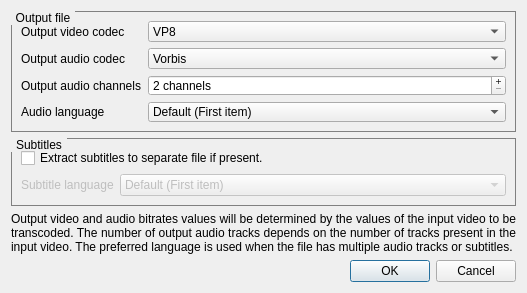
Qt form ConfigurationDialog.ui (FelixdelasPozas/VideoTranscoderForChromecast) before a commit.
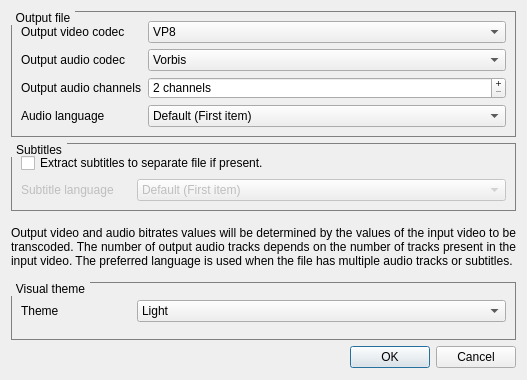
The same form after that commit. Icons and pictures are not drawn.

Commit message: Remove Boost libraries dependency and use std::filesystem instead. QDarkstyle themes.

Diff of the .ui file:
```diff
--- a/ConfigurationDialog.ui
+++ b/ConfigurationDialog.ui
@@ -7,19 +7,19 @@
     <x>0</x>
     <y>0</y>
     <width>527</width>
-    <height>293</height>
+    <height>380</height>
    </rect>
   </property>
   <property name="minimumSize">
    <size>
     <width>527</width>
-    <height>293</height>
+    <height>380</height>
    </size>
   </property>
   <property name="maximumSize">
    <size>
     <width>527</width>
-    <height>293</height>
+    <height>380</height>
    </size>
   </property>
   <property name="windowTitle">
@@ -193,6 +193,12 @@
           <property name="enabled">
            <bool>false</bool>
           </property>
+          <property name="minimumSize">
+           <size>
+            <width>110</width>
+            <height>0</height>
+           </size>
+          </property>
           <property name="text">
            <string>Subtitle language</string>
           </property>
@@ -247,6 +253,54 @@
      </property>
     </widget>
    </item>
+   <item>
+    <widget class="QGroupBox" name="groupBox_3">
+     <property name="styleSheet">
+      <string notr="true">QGroupBox {
+    border: 1px solid gray;
+    margin-top: 2ex; /* leave space at the top for the title */
+}
+
+QGroupBox::title {
+    subcontrol-origin: margin;
+    subcontrol-position: top left;
+    padding: 0 3px;
+}</string>
+     </property>
+     <property name="title">
+      <string>Visual theme</string>
+     </property>
+     <layout class="QHBoxLayout" name="horizontalLayout_2" stretch="0,1">
+      <item>
+       <widget class="QLabel" name="label_7">
+        <property name="minimumSize">
+         <size>
+          <width>110</width>
+          <height>0</height>
+         </size>
+        </property>
+        <property name="text">
+         <string>Theme</string>
+        </property>
+       </widget>
+      </item>
+      <item>
+       <widget class="QComboBox" name="m_themeCombo">
+        <item>
+         <property name="text">
+          <string>Light</string>
+         </property>
+        </item>
+        <item>
+         <property name="text">
+          <string>Dark</string>
+         </property>
+        </item>
+       </widget>
+      </item>
+     </layout>
+    </widget>
+   </item>
    <item>
     <widget class="QDialogButtonBox" name="buttonBox">
      <property name="maximumSize">
```
The commit also changes 226 other files.
